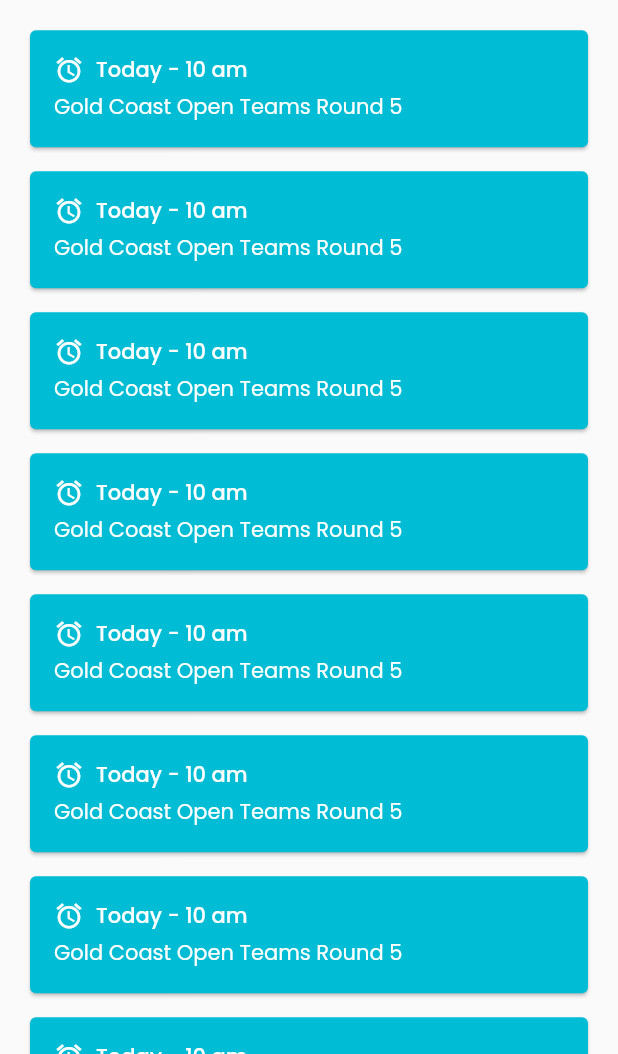
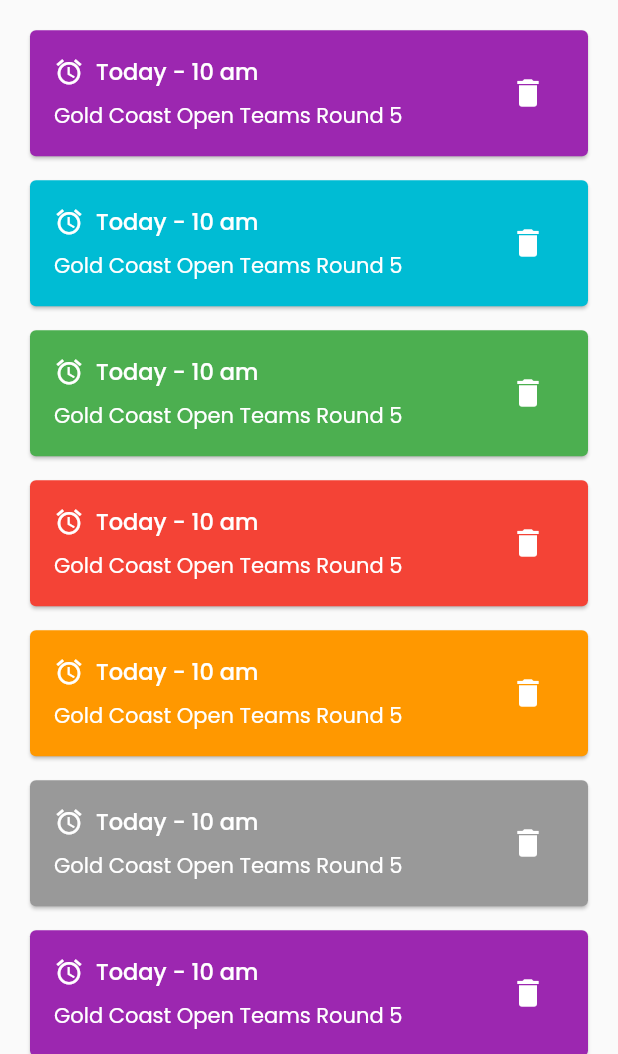
Before and after one commit to mgu3/myabf_app, a Flutter app: the MainPage screen opened directly, on a phone screen of 412 x 824 dp, the part 182-1236 px from its top. Run offline on Flutter 3.47's test engine with Material 2 defaults, Android fonts, the phone set to English and light mode, and no system bars; our stand-ins replace google_fonts.

Commit message:
android launch

```diff
--- a/lib/view/main_page.dart
+++ b/lib/view/main_page.dart
@@ -1,5 +1,6 @@
 import 'package:flutter/cupertino.dart';
 import 'package:flutter/material.dart';
+import 'package:myabf/utils/const.dart';
 import 'package:myabf/view/detail_page.dart';
 import 'package:myabf/widget/notification_card.dart';
 
@@ -11,6 +12,15 @@ class MainPage extends StatefulWidget {
 }
 
 class _MainPageState extends State<MainPage> {
+  List<Color> colors = [
+    COLOR.PRIMARY,
+    COLOR.INFO,
+    COLOR.SUCCESS,
+    COLOR.DANGER,
+    COLOR.WARNING,
+    COLOR.DEFAULT
+  ];
+
   @override
   Widget build(BuildContext context) {
     return Scaffold(
@@ -32,13 +42,17 @@ class _MainPageState extends State<MainPage> {
                   shrinkWrap: true,
                   primary: false,
                   itemBuilder: (context, index) {
-                    return NotificationCard(callback: () {
-                      Navigator.of(context).push(
-                        CupertinoPageRoute(
-                          builder: (context) => const DetailPage(),
-                        ),
-                      );
-                    });
+                    return NotificationCard(
+                      color: colors[index % colors.length],
+                      callback: () {
+                        Navigator.of(context).push(
+                          CupertinoPageRoute(
+                            builder: (context) => const DetailPage(),
+                          ),
+                        );
+                      },
+                      onDelete: () {},
+                    );
                   },
                   separatorBuilder: (context, index) =>
                       const SizedBox(height: 8),
--- a/lib/widget/notification_card.dart
+++ b/lib/widget/notification_card.dart
@@ -1,20 +1,28 @@
 import 'package:flutter/cupertino.dart';
 import 'package:flutter/material.dart';
-import 'package:myabf/utils/const.dart';
 
 class NotificationCard extends StatelessWidget {
-  const NotificationCard({Key? key, required this.callback}) : super(key: key);
+  const NotificationCard(
+      {Key? key,
+      required this.color,
+      required this.callback,
+      required this.onDelete})
+      : super(key: key);
 
-  final VoidCallback callback;
+  final Color color;
+  final VoidCallback callback, onDelete;
 
   @override
   Widget build(BuildContext context) {
     return InkWell(
       onTap: callback,
       child: Card(
-        color: COLOR.INFO,
+        color: color,
         child: Padding(
           padding: const EdgeInsets.all(16),
+          child: Row(
+            children: [
+              Expanded(
                 child: Column(
                   mainAxisSize: MainAxisSize.min,
                   crossAxisAlignment: CrossAxisAlignment.start,
@@ -33,15 +41,26 @@ class NotificationCard extends StatelessWidget {
                             style: TextStyle(
                               color: Colors.white,
                               fontWeight: FontWeight.w500,
+                              fontSize: 15,
                             ),
                           ),
                         )
                       ],
                     ),
-              const SizedBox(height: 4),
+                    const SizedBox(height: 8),
                     const Text(
                       "Gold Coast Open Teams Round 5",
                       style: TextStyle(
+                        color: Colors.white,
+                      ),
+                    ),
+                  ],
+                ),
+              ),
+              IconButton(
+                onPressed: onDelete,
+                icon: const Icon(
+                  Icons.delete,
                   color: Colors.white,
                 ),
               ),
```
Also changed, not shown: 8 other files. Lines whose indentation alone changed are shown as unchanged.
